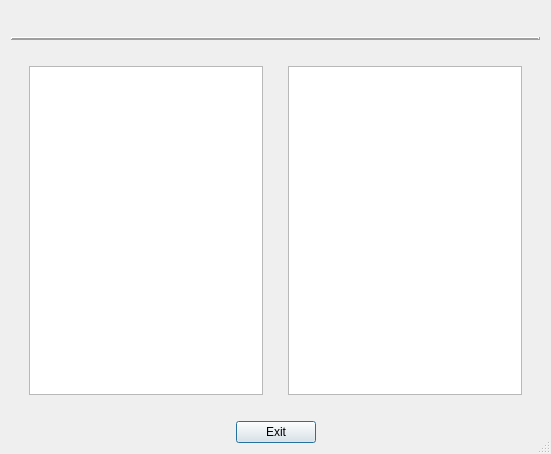
epw7856/CashFlowManager, file CashFlowManager/yearlybudgetsummarydialog.ui: the form before one commit.
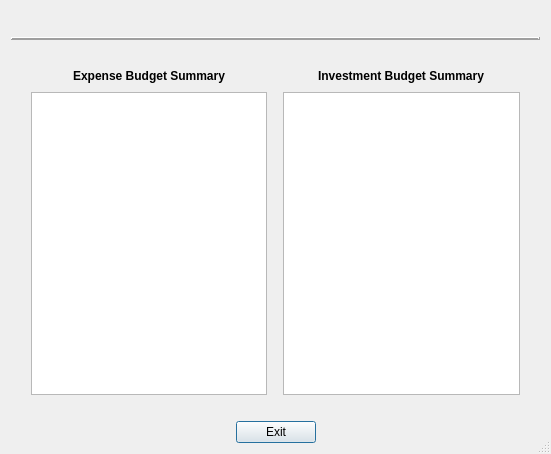
The form after the commit.

Commit message: Updated yearly budget summary dialog.

```diff
--- a/CashFlowManager/yearlybudgetsummarydialog.ui
+++ b/CashFlowManager/yearlybudgetsummarydialog.ui
@@ -108,6 +108,58 @@
        </item>
        <item>
         <layout class="QVBoxLayout" name="verticalLayout_3">
+         <item>
+          <layout class="QHBoxLayout" name="horizontalLayout_5">
+           <item>
+            <spacer name="horizontalSpacer_24">
+             <property name="orientation">
+              <enum>Qt::Horizontal</enum>
+             </property>
+             <property name="sizeHint" stdset="0">
+              <size>
+               <width>40</width>
+               <height>20</height>
+              </size>
+             </property>
+            </spacer>
+           </item>
+           <item>
+            <widget class="QLabel" name="label_20">
+             <property name="sizePolicy">
+              <sizepolicy hsizetype="Preferred" vsizetype="Fixed">
+               <horstretch>0</horstretch>
+               <verstretch>0</verstretch>
+              </sizepolicy>
+             </property>
+             <property name="font">
+              <font>
+               <weight>75</weight>
+               <bold>true</bold>
+              </font>
+             </property>
+             <property name="text">
+              <string>Expense Budget Summary</string>
+             </property>
+             <property name="alignment">
+              <set>Qt::AlignCenter</set>
+             </property>
+            </widget>
+           </item>
+           <item>
+            <spacer name="horizontalSpacer_25">
+             <property name="orientation">
+              <enum>Qt::Horizontal</enum>
+             </property>
+             <property name="sizeHint" stdset="0">
+              <size>
+               <width>40</width>
+               <height>20</height>
+              </size>
+             </property>
+            </spacer>
+           </item>
+          </layout>
+         </item>
          <item>
           <widget class="QTableView" name="tableViewExpenseSummary">
            <property name="font">
@@ -136,16 +188,71 @@
          <property name="orientation">
           <enum>Qt::Horizontal</enum>
          </property>
+         <property name="sizeType">
+          <enum>QSizePolicy::Fixed</enum>
+         </property>
          <property name="sizeHint" stdset="0">
           <size>
-           <width>40</width>
-           <height>20</height>
+           <width>10</width>
+           <height>10</height>
           </size>
          </property>
         </spacer>
        </item>
        <item>
         <layout class="QVBoxLayout" name="verticalLayout_4">
+         <item>
+          <layout class="QHBoxLayout" name="horizontalLayout_4">
+           <item>
+            <spacer name="horizontalSpacer_22">
+             <property name="orientation">
+              <enum>Qt::Horizontal</enum>
+             </property>
+             <property name="sizeHint" stdset="0">
+              <size>
+               <width>40</width>
+               <height>20</height>
+              </size>
+             </property>
+            </spacer>
+           </item>
+           <item>
+            <widget class="QLabel" name="label_19">
+             <property name="sizePolicy">
+              <sizepolicy hsizetype="Preferred" vsizetype="Fixed">
+               <horstretch>0</horstretch>
+               <verstretch>0</verstretch>
+              </sizepolicy>
+             </property>
+             <property name="font">
+              <font>
+               <weight>75</weight>
+               <bold>true</bold>
+              </font>
+             </property>
+             <property name="text">
+              <string>Investment Budget Summary</string>
+             </property>
+             <property name="alignment">
+              <set>Qt::AlignCenter</set>
+             </property>
+            </widget>
+           </item>
+           <item>
+            <spacer name="horizontalSpacer_23">
+             <property name="orientation">
+              <enum>Qt::Horizontal</enum>
+             </property>
+             <property name="sizeHint" stdset="0">
+              <size>
+               <width>40</width>
+               <height>20</height>
+              </size>
+             </property>
+            </spacer>
+           </item>
+          </layout>
+         </item>
          <item>
           <widget class="QTableView" name="tableViewInvestmentSummary">
            <property name="font">
```
The commit also changes 1 other file.
